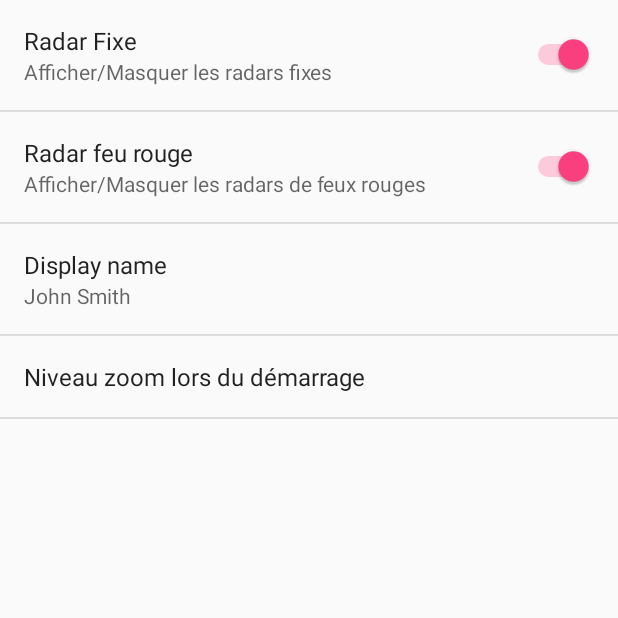
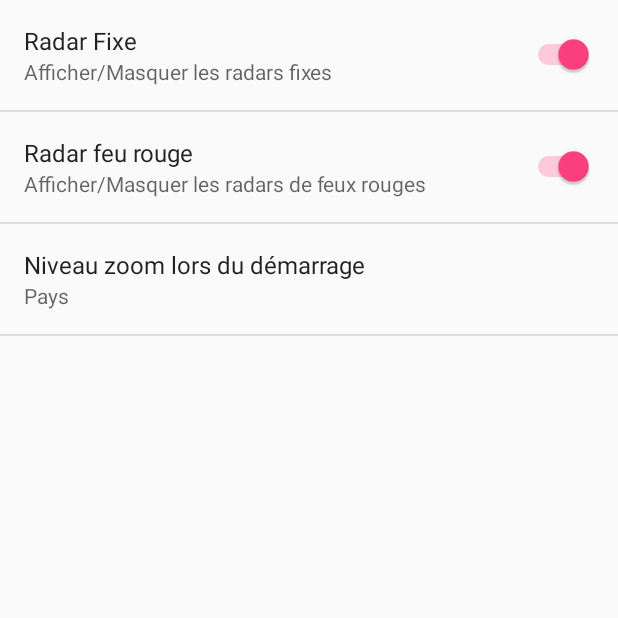
Before and after one commit to Karthi950/AntiRadar, an Android app: the SettingsActivity screen opened directly, with no data from a screen before it, after a tap on "General", on a phone screen of 412 x 824 dp, the top half of it. Run offline under Robolectric (Android 15) with nearby library versions, the phone set to English and light mode, and no system bars.

Commit message:
modification settings

```diff
--- a/app/src/main/java/com/example/karthi/antiradar/SettingsActivity.java
+++ b/app/src/main/java/com/example/karthi/antiradar/SettingsActivity.java
@@ -177,8 +177,8 @@ public class SettingsActivity extends AppCompatPreferenceActivity {
             // to their values. When their values change, their summaries are
             // updated to reflect the new value, per the Android Design
             // guidelines.
-            bindPreferenceSummaryToValue(findPreference("example_text"));
-            bindPreferenceSummaryToValue(findPreference("example_list"));
+
+            bindPreferenceSummaryToValue(findPreference("pref_list_zoom_start")); // attention
         }
 
         @Override
@@ -238,7 +238,7 @@ public class SettingsActivity extends AppCompatPreferenceActivity {
             // to their values. When their values change, their summaries are
             // updated to reflect the new value, per the Android Design
             // guidelines.
-            bindPreferenceSummaryToValue(findPreference("sync_frequency"));
+            bindPreferenceSummaryToValue(findPreference("pref_alert_distance"));
         }
 
         @Override
--- a/app/src/main/res/values/strings.xml
+++ b/app/src/main/res/values/strings.xml
@@ -37,28 +37,33 @@
     <!-- Example settings for Data & Sync -->
     <string name="pref_header_widget">Widget</string>
 
-    <string name="pref_title_sync_frequency">Sync frequency</string>
-    <string-array name="pref_sync_frequency_titles">
-        <item>15 minutes</item>
-        <item>30 minutes</item>
-        <item>1 hour</item>
-        <item>3 hours</item>
-        <item>6 hours</item>
-        <item>Never</item>
+    <string name="pref_title_alert_distance">Distance alerte</string>
+    <string-array name="pref_alert_distance_titles">
+        <item>200</item>
+        <item>300</item>
+        <item>500</item>
+        <item>700</item>
+        <item>800</item>
+        <item>1000</item>
     </string-array>
-    <string-array name="pref_sync_frequency_values">
-        <item>15</item>
-        <item>30</item>
-        <item>60</item>
-        <item>180</item>
-        <item>360</item>
-        <item>-1</item>
+    <string-array name="pref_alert_distance_values">
+        <item>200</item>
+        <item>300</item>
+        <item>500</item>
+        <item>700</item>
+        <item>800</item>
+        <item>1000</item>
     </string-array>
+
+    <string name="title_widget_alerte_audio">Alerte audio</string>
+    <string name="title_widget_alerte_vibreur">Alerte vibreur</string>
+    <string name="description_widget_alerte_vibreur">"Vibrer lors de l\'approche d'un radar"</string>
+    <string name="description_widget_alerte_audio">"Alertes sonores lors de l\'approche d'un radar"</string>
 
     <string name="pref_title_system_sync_settings">System sync settings</string>
 
     <!-- Example settings for Notifications -->
-    <string name="pref_header_notifications">Notifications</string>
+    <string name="pref_header_notifications">Notifications (A supprimer !!!!!!!!!) </string>
 
     <string name="pref_title_new_message_notifications">New message notifications</string>
 
--- a/app/src/main/res/xml/pref_general.xml
+++ b/app/src/main/res/xml/pref_general.xml
@@ -12,26 +12,11 @@
         android:summary="@string/description_radar_feu_switch"
         android:title="@string/title_radar_feu_switch" />
 
-    <!-- NOTE: EditTextPreference accepts EditText attributes. -->
-    <!-- NOTE: EditTextPreference's summary should be set to its value by the activity code. -->
-    <EditTextPreference
-        android:capitalize="words"
-        android:defaultValue="@string/pref_default_display_name"
-        android:inputType="textCapWords"
-        android:key="example_text"
-        android:maxLines="1"
-        android:selectAllOnFocus="true"
-        android:singleLine="true"
-        android:title="@string/pref_title_display_name" />
-
-    <!-- NOTE: Hide buttons to simplify the UI. Users can touch outside the dialog to
-         dismiss it. -->
-    <!-- NOTE: ListPreference's summary should be set to its value by the activity code. -->
     <ListPreference
-        android:defaultValue="-1"
+        android:defaultValue="1"
         android:entries="@array/pref_zoom_level"
         android:entryValues="@array/pref_list_values_zoom_level"
-        android:key="example_list"
+        android:key="pref_list_zoom_start"
         android:negativeButtonText="@null"
         android:positiveButtonText="@null"
         android:title="@string/pref_title_zoom_level" />
--- a/app/src/main/res/xml/pref_widget.xml
+++ b/app/src/main/res/xml/pref_widget.xml
@@ -4,18 +4,26 @@
          dismiss it. -->
     <!-- NOTE: ListPreference's summary should be set to its value by the activity code. -->
     <ListPreference
-        android:defaultValue="180"
-        android:entries="@array/pref_sync_frequency_titles"
-        android:entryValues="@array/pref_sync_frequency_values"
-        android:key="sync_frequency"
+        android:defaultValue="500"
+        android:entries="@array/pref_alert_distance_titles"
+        android:entryValues="@array/pref_alert_distance_values"
+        android:key="pref_alert_distance"
         android:negativeButtonText="@null"
         android:positiveButtonText="@null"
-        android:title="@string/pref_title_sync_frequency" />
+        android:title="@string/pref_title_alert_distance" />
 
     <!-- This preference simply launches an intent when selected. Use this UI sparingly, per
          design guidelines. -->
-    <Preference android:title="@string/pref_title_system_sync_settings">
-        <intent android:action="android.settings.SYNC_SETTINGS" />
-    </Preference>
+    <SwitchPreference
+        android:defaultValue="true"
+        android:key="widget_alerte_audio_fixe_switch"
+        android:summary="@string/description_widget_alerte_audio"
+        android:title="@string/title_widget_alerte_audio" />
+
+    <SwitchPreference
+        android:defaultValue="true"
+        android:key="widget_alerte_vibreur_switch"
+        android:summary="@string/description_widget_alerte_vibreur"
+        android:title="@string/title_widget_alerte_vibreur" />
 
 </PreferenceScreen>
```
